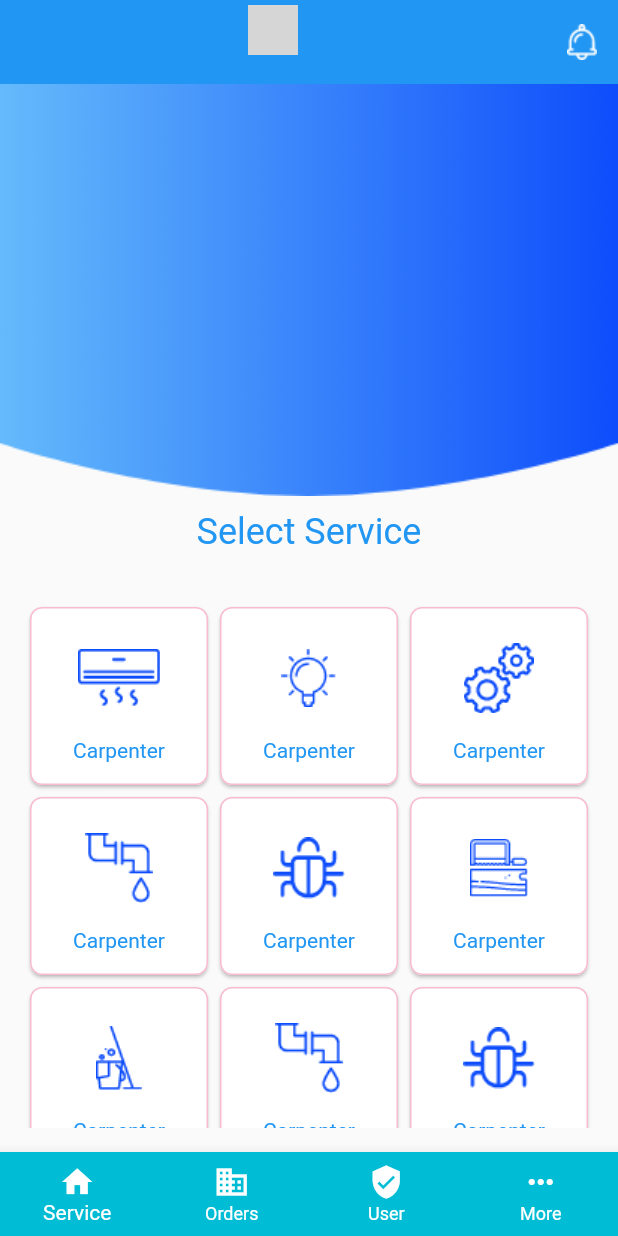
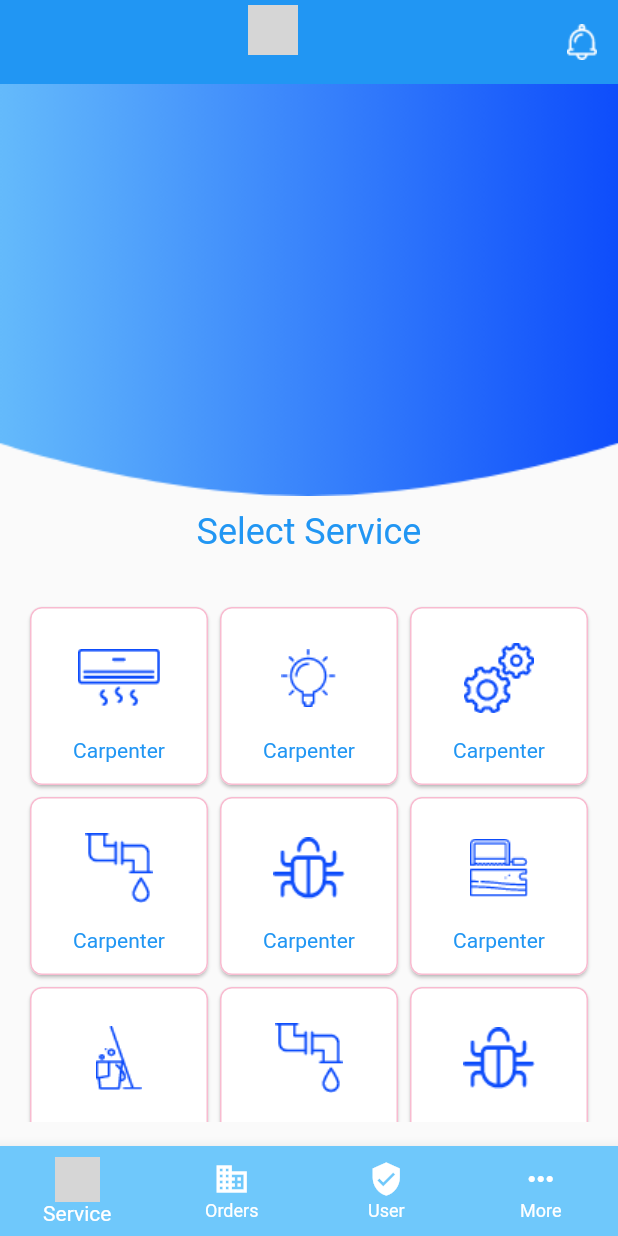
Before and after one commit to QasemFJber/final_flutter_project, a Flutter app: the BottomNavigation screen opened directly, on a phone screen of 412 x 824 dp. Run offline on Flutter 3.47's test engine with Material 2 defaults, Android fonts, the phone set to English and light mode, and no system bars; our stand-ins replace get, intl_phone_field; grey boxes are pictures that could not be loaded.

Commit message:
Improved user interfaces and the latest modifications

```diff
--- a/lib/widgets/bottom_nav_ber.dart
+++ b/lib/widgets/bottom_nav_ber.dart
@@ -35,15 +35,22 @@ class _BottomNavigationState extends State<BottomNavigation> {
       ),
       bottomNavigationBar: BottomNavigationBar(
         showUnselectedLabels: true,
+        // selectedIconTheme: IconThemeData(color: Colors.amber),
         unselectedItemColor: Colors.white,
         type: BottomNavigationBarType.fixed,
-        backgroundColor: Colors.cyan,
+        backgroundColor: const Color(0xFF6FC8FB),
 
-        items: const <BottomNavigationBarItem>[
+        items:  <BottomNavigationBarItem>[
           BottomNavigationBarItem(
-            icon: Icon(Icons.home),
+            icon: Image.asset(
+              'lib/images/layer_3.png',
+                height: 30,
+                width: 30
+            ),
             label: 'Service',
+
           ),
+
           BottomNavigationBarItem(
             icon: Icon(Icons.business),
             label: 'Orders',
```
